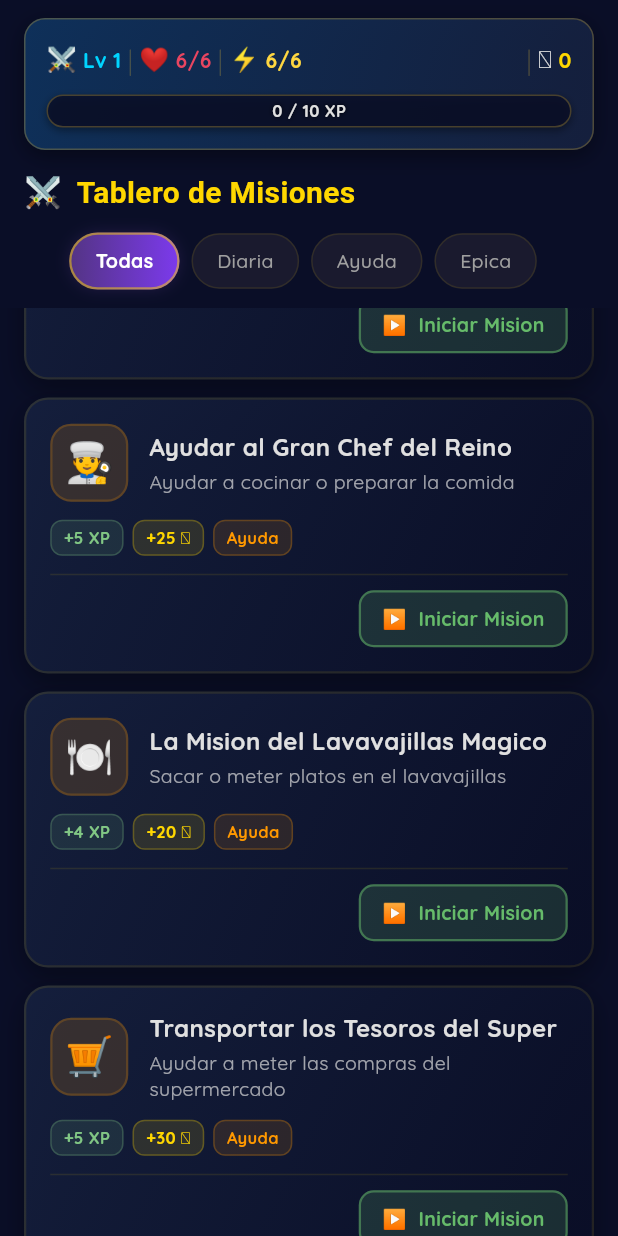
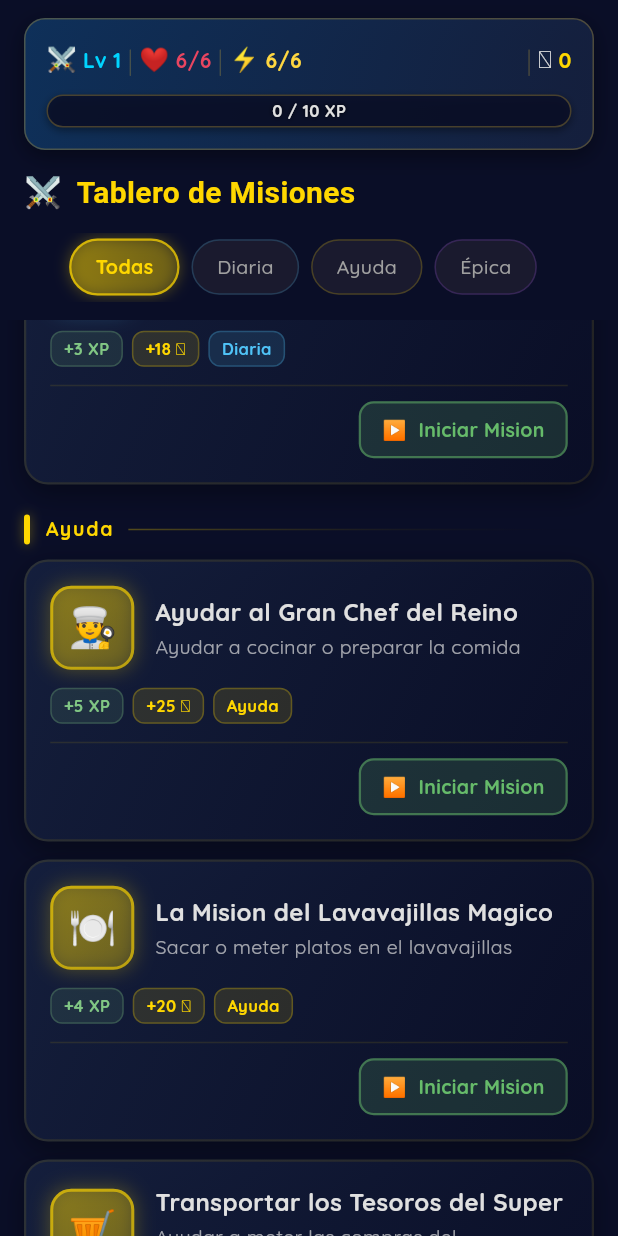
Before and after one commit to Galderolo/Heroina, a Flutter app: the MissionsScreen widget shown alone on an empty page, opened directly, scrolled down 1728 dp, after a tap on "Todas", on a phone screen of 412 x 824 dp. Run offline on Flutter 3.47's test engine with Material 3 defaults, Android fonts, the phone set to English and light mode, and no system bars; our stand-ins replace confetti, get_it, google_fonts, image_picker, shared_preferences; accounts and stored records are empty.

Commit message:
fix: ui colors improvements

```diff
--- a/FlutterApp/heroesdelhogar/lib/domain/models/mission.dart
+++ b/FlutterApp/heroesdelhogar/lib/domain/models/mission.dart
@@ -10,7 +10,7 @@ enum MissionType {
       case MissionType.ayuda:
         return 'Ayuda';
       case MissionType.epica:
-        return 'Epica';
+        return '\u{00C9}pica';
     }
   }
 
--- a/FlutterApp/heroesdelhogar/lib/presentation/screens/missions/missions_screen.dart
+++ b/FlutterApp/heroesdelhogar/lib/presentation/screens/missions/missions_screen.dart
@@ -1,3 +1,4 @@
+import 'package:flutter/gestures.dart';
 import 'package:flutter/material.dart';
 import 'package:google_fonts/google_fonts.dart';
 import 'package:provider/provider.dart';
@@ -40,6 +41,20 @@ class _MissionsScreenState extends State<MissionsScreen> {
   List<Mission> get _filteredMissions {
     final game = context.read<GameProvider>();
     return game.filterMissions(_selectedType, _allMissions);
+  }
+
+  /// Colores por tipo de misión
+  static Color _typeColor(MissionType? type) {
+    switch (type) {
+      case MissionType.diaria:
+        return const Color(0xFF4FC3F7); // Azul
+      case MissionType.ayuda:
+        return const Color(0xFFFFD700); // Amarillo
+      case MissionType.epica:
+        return const Color(0xFFA855F7); // Morado
+      case null:
+        return AppColors.goldBright;
+    }
   }
 
   /// Check if a mission is currently active
@@ -89,24 +104,42 @@ class _MissionsScreenState extends State<MissionsScreen> {
           ),
           const SizedBox(height: 12),
 
-          // Filtros
-          Padding(
-            padding: const EdgeInsets.symmetric(horizontal: 16),
+          // Filtros con scroll horizontal (funciona con ratón en web)
+          ClipRect(
+            child: ScrollConfiguration(
+              behavior: ScrollConfiguration.of(context).copyWith(
+                dragDevices: {
+                  PointerDeviceKind.touch,
+                  PointerDeviceKind.mouse,
+                },
+              ),
               child: SingleChildScrollView(
                 scrollDirection: Axis.horizontal,
+                padding: const EdgeInsets.symmetric(
+                    horizontal: 16, vertical: 4),
+                physics: const BouncingScrollPhysics(),
+                clipBehavior: Clip.hardEdge,
                 child: Row(
                   children: [
                     _FilterChip(
                       label: 'Todas',
                       selected: _selectedType == null,
+                      typeColor: AppColors.goldBright,
                       onTap: () => setState(() => _selectedType = null),
                     ),
-                  ...MissionType.values.map((type) => _FilterChip(
+                    const SizedBox(width: 8),
+                    ...MissionType.values.map((type) => Padding(
+                          padding: const EdgeInsets.only(right: 8),
+                          child: _FilterChip(
                             label: type.displayName,
                             selected: _selectedType == type,
-                        onTap: () => setState(() => _selectedType = type),
+                            typeColor: _typeColor(type),
+                            onTap: () =>
+                                setState(() => _selectedType = type),
+                          ),
                         )),
                   ],
+                ),
               ),
             ),
           ),
@@ -126,41 +159,79 @@ class _MissionsScreenState extends State<MissionsScreen> {
                       final missions = _filteredMissions;
                       return RefreshIndicator(
                         onRefresh: _loadMissions,
-                        child: ListView.builder(
-                          padding: const EdgeInsets.symmetric(horizontal: 16),
-                          itemCount: missions.length + 1, // +1 for bottom spacer
-                          itemBuilder: (ctx, idx) {
-                            if (idx == missions.length) {
-                              return const SizedBox(height: 80);
-                            }
-                            final mission = missions[idx];
-                            final isActive = _isMissionActive(mission.id);
-                            final activeMission =
-                                isActive ? _getActiveMission(mission.id) : null;
-
-                            return _MissionCard(
-                              mission: mission,
-                              isActive: isActive,
-                              activeMission: activeMission,
-                              onStart: () => _startMission(mission),
-                              onComplete: isActive
-                                  ? () => _completeMission(mission, game)
-                                  : null,
-                              onFail: isActive
-                                  ? () => _failMission(mission, game)
-                                  : null,
-                              onCancel: isActive
-                                  ? () => _cancelMission(mission, game)
-                                  : null,
-                            );
-                          },
-                        ),
+                        child: _selectedType == null
+                            ? _buildSectionedList(missions, game)
+                            : _buildSimpleList(missions, game,
+                                _selectedType),
                       );
                     },
                   ),
           ),
         ],
       ),
+    );
+  }
+
+  Widget _buildSectionedList(List<Mission> all, GameProvider game) {
+    final diarias =
+        all.where((m) => m.type == MissionType.diaria).toList();
+    final ayuda = all.where((m) => m.type == MissionType.ayuda).toList();
+    final epicas =
+        all.where((m) => m.type == MissionType.epica).toList();
+
+    final List<Widget> items = [];
+
+    void addSection(MissionType type, List<Mission> missions) {
+      if (missions.isEmpty) return;
+      items.add(_SectionHeader(
+        typeColor: _typeColor(type),
+        label: type.displayName,
+      ));
+      for (final m in missions) {
+        items.add(_buildMissionCard(m, game));
+      }
+    }
+
+    addSection(MissionType.diaria, diarias);
+    addSection(MissionType.ayuda, ayuda);
+    addSection(MissionType.epica, epicas);
+    items.add(const SizedBox(height: 80));
+
+    return ListView(
+      padding: const EdgeInsets.symmetric(horizontal: 16),
+      children: items,
+    );
+  }
+
+  Widget _buildSimpleList(
+      List<Mission> missions, GameProvider game, MissionType? type) {
+    return ListView.builder(
+      padding: const EdgeInsets.symmetric(horizontal: 16),
+      itemCount: missions.length + 2,
+      itemBuilder: (ctx, idx) {
+        if (idx == 0) {
+          return _SectionHeader(
+            typeColor: _typeColor(type),
+            label: type?.displayName ?? 'Todas',
+          );
+        }
+        if (idx == missions.length + 1) return const SizedBox(height: 80);
+        return _buildMissionCard(missions[idx - 1], game);
+      },
+    );
+  }
+
+  Widget _buildMissionCard(Mission mission, GameProvider game) {
+    final isActive = _isMissionActive(mission.id);
+    final activeMission = isActive ? _getActiveMission(mission.id) : null;
+    return _MissionCard(
+      mission: mission,
+      isActive: isActive,
+      activeMission: activeMission,
+      onStart: () => _startMission(mission),
+      onComplete: isActive ? () => _completeMission(mission, game) : null,
+      onFail: isActive ? () => _failMission(mission, game) : null,
+      onCancel: isActive ? () => _cancelMission(mission, game) : null,
     );
   }
 
@@ -241,44 +312,46 @@ class _MissionsScreenState extends State<MissionsScreen> {
 class _FilterChip extends StatelessWidget {
   final String label;
   final bool selected;
+  final Color typeColor;
   final VoidCallback onTap;
 
   const _FilterChip({
     required this.label,
     required this.selected,
+    required this.typeColor,
     required this.onTap,
   });
 
   @override
   Widget build(BuildContext context) {
-    return Padding(
-      padding: const EdgeInsets.only(right: 8),
-      child: Material(
+    return Material(
       color: Colors.transparent,
       child: InkWell(
         onTap: onTap,
         borderRadius: BorderRadius.circular(20),
         child: AnimatedContainer(
           duration: const Duration(milliseconds: 200),
-            padding: const EdgeInsets.symmetric(horizontal: 16, vertical: 8),
+          padding:
+              const EdgeInsets.symmetric(horizontal: 16, vertical: 8),
           decoration: BoxDecoration(
             gradient: selected
-                  ? const LinearGradient(
-                      colors: [AppColors.accent, Color(0xFF7C3AED)],
-                    )
+                ? LinearGradient(colors: [
+                    typeColor.withValues(alpha: 0.35),
+                    typeColor.withValues(alpha: 0.15),
+                  ])
                 : null,
             color: selected ? null : AppColors.surface,
             borderRadius: BorderRadius.circular(20),
             border: Border.all(
               color: selected
-                    ? AppColors.goldBright.withValues(alpha: 0.5)
-                    : AppColors.goldBright.withValues(alpha: 0.1),
+                  ? typeColor.withValues(alpha: 0.7)
+                  : typeColor.withValues(alpha: 0.2),
               width: selected ? 1.5 : 1,
             ),
             boxShadow: selected
                 ? [
                     BoxShadow(
-                        color: AppColors.accent.withValues(alpha: 0.3),
+                      color: typeColor.withValues(alpha: 0.3),
                       blurRadius: 8,
                     ),
                   ]
@@ -287,13 +360,68 @@ class _FilterChip extends StatelessWidget {
           child: Text(
             label,
             style: TextStyle(
-                color: selected ? Colors.white : AppColors.textSecondary,
-                fontWeight: selected ? FontWeight.w700 : FontWeight.w500,
+              color: selected ? typeColor : AppColors.textSecondary,
+              fontWeight:
+                  selected ? FontWeight.w700 : FontWeight.w500,
               fontSize: 13,
             ),
           ),
         ),
       ),
+    );
+  }
+}
+
+// === Section Header ===
+class _SectionHeader extends StatelessWidget {
+  final Color typeColor;
+  final String label;
+
+  const _SectionHeader({required this.typeColor, required this.label});
+
+  @override
+  Widget build(BuildContext context) {
+    return Padding(
+      padding: const EdgeInsets.only(top: 8, bottom: 10),
+      child: Row(
+        children: [
+          Container(
+            width: 4,
+            height: 20,
+            decoration: BoxDecoration(
+              color: typeColor,
+              borderRadius: BorderRadius.circular(2),
+              boxShadow: [
+                BoxShadow(
+                  color: typeColor.withValues(alpha: 0.4),
+                  blurRadius: 6,
+                ),
+              ],
+            ),
+          ),
+          const SizedBox(width: 10),
+          Text(
+            label,
+            style: TextStyle(
+              color: typeColor,
+              fontSize: 13,
+              fontWeight: FontWeight.w800,
+              letterSpacing: 1.2,
+            ),
+          ),
+          const SizedBox(width: 10),
+          Expanded(
+            child: Container(
+              height: 1,
+              decoration: BoxDecoration(
+                gradient: LinearGradient(colors: [
+                  typeColor.withValues(alpha: 0.3),
+                  Colors.transparent,
+                ]),
+              ),
+            ),
+          ),
+        ],
       ),
     );
   }
@@ -322,11 +450,11 @@ class _MissionCard extends StatelessWidget {
   Color get _typeColor {
     switch (mission.type) {
       case MissionType.diaria:
-        return Colors.cyan;
+        return const Color(0xFF4FC3F7); // Azul
       case MissionType.ayuda:
-        return Colors.orange;
+        return const Color(0xFFFFD700); // Amarillo dorado
       case MissionType.epica:
-        return AppColors.legendary;
+        return const Color(0xFFA855F7); // Morado épico
     }
   }
 
@@ -376,27 +504,31 @@ class _MissionCard extends StatelessWidget {
           children: [
             Row(
               children: [
-                // Icon container
+                // Icon container con gradiente de rareza
                 Container(
-                  width: 52,
-                  height: 52,
+                  width: 56,
+                  height: 56,
                   decoration: BoxDecoration(
-                    color: _typeColor.withValues(alpha: 0.15),
+                    gradient: LinearGradient(
+                      begin: Alignment.topLeft,
+                      end: Alignment.bottomRight,
+                      colors: [
+                        _typeColor.withValues(alpha: 0.35),
+                        _typeColor.withValues(alpha: 0.15),
+                      ],
+                    ),
                     borderRadius: BorderRadius.circular(14),
                     border: Border.all(
-                      color: isActive
-                          ? _typeColor.withValues(alpha: 0.5)
-                          : _typeColor.withValues(alpha: 0.2),
-                      width: 1.5,
+                      color: _typeColor.withValues(alpha: 0.6),
+                      width: 2,
                     ),
-                    boxShadow: isActive
-                        ? [
+                    boxShadow: [
                       BoxShadow(
-                              color: _typeColor.withValues(alpha: 0.15),
+                        color: _typeColor.withValues(alpha: 0.25),
                         blurRadius: 10,
+                        spreadRadius: 1,
                       ),
-                          ]
-                        : null,
+                    ],
                   ),
                   child: Center(
                     child: Text(mission.icon,
```
Lines whose indentation alone changed are shown as unchanged.
